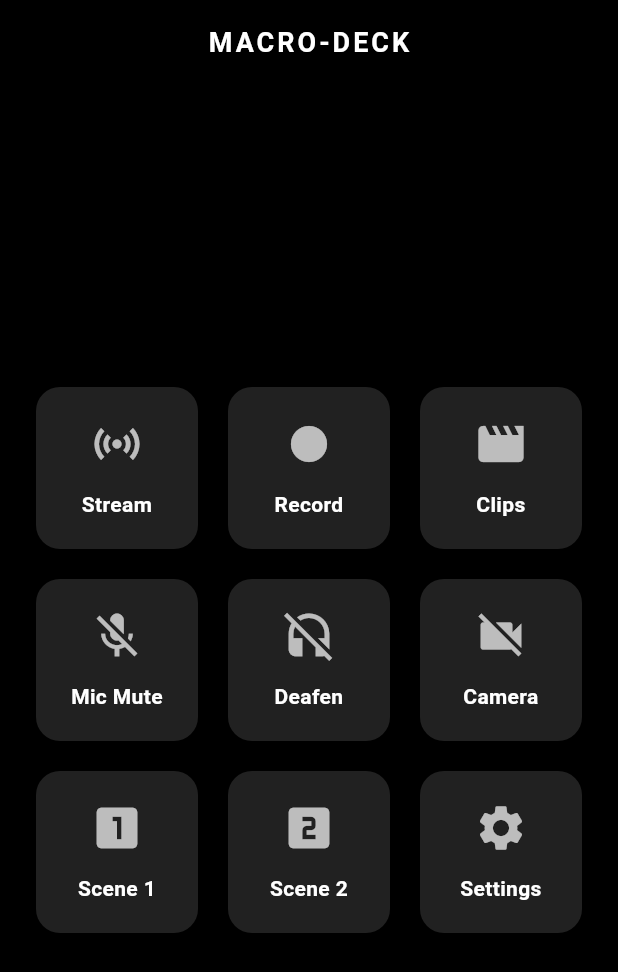
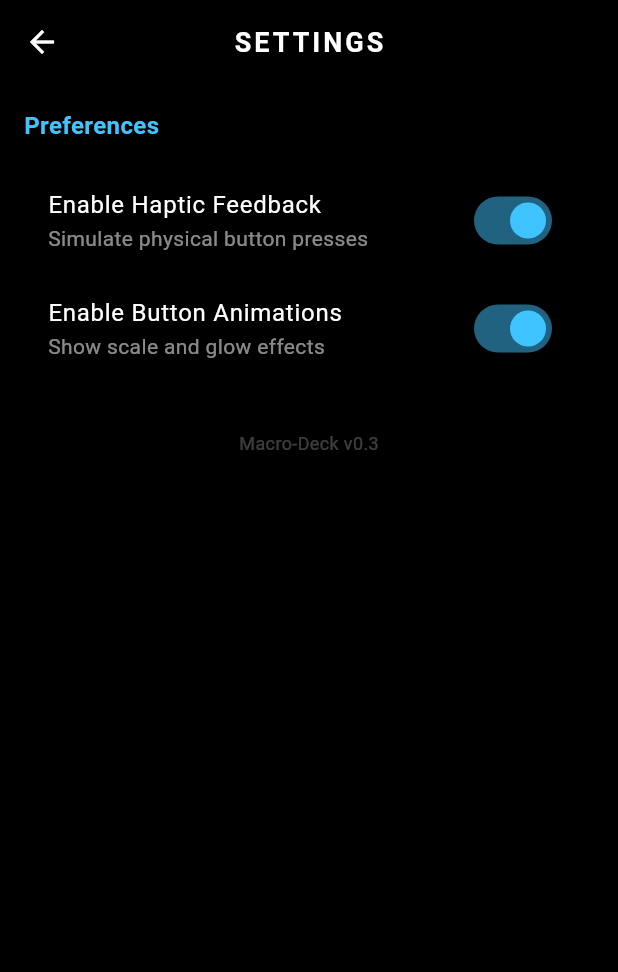
Before and after one commit to TalalShararApurbo/macro_deck, a Flutter app: the screen it shows after launch, after a tap on "Settings", on a phone screen of 412 x 824 dp. Shown: the top 972 px of the screen. Run offline on Flutter 3.47's test engine with Material 3 defaults, Android fonts, the phone set to English and light mode, and no system bars.

Commit message:
Week-3: Implemented tactile button physics, dynamic toggle states and Settings UI mockup

```diff
--- a/lib/screens/home_page.dart
+++ b/lib/screens/home_page.dart
@@ -1,5 +1,6 @@
 import 'package:flutter/material.dart';
 import '../widgets/macro_button.dart';
+import 'settings_page.dart';
 
 class HomePage extends StatelessWidget {
   const HomePage({super.key});
@@ -12,9 +13,10 @@ class HomePage extends StatelessWidget {
         title: const Text(
           'MACRO-DECK',
           style: TextStyle(
+            fontFamily: 'monospace',
             fontWeight: FontWeight.bold,
-            letterSpacing: 2.0,
-            fontSize: 18.0,
+            letterSpacing: 4.0,
+            fontSize: 22.0,
           ),
         ),
         backgroundColor: Colors.black,
@@ -39,16 +41,25 @@ class HomePage extends StatelessWidget {
                     shrinkWrap: true,
                     childAspectRatio: 1.0,
                     physics: const AlwaysScrollableScrollPhysics(),
-                    children: const [
-                      MacroButton(label: 'Stream', icon: Icons.sensors),
-                      MacroButton(label: 'Record', icon: Icons.fiber_manual_record),
-                      MacroButton(label: 'Clips', icon: Icons.movie_creation),
-                      MacroButton(label: 'Mic Mute', icon: Icons.mic_off, isToggle: true),
-                      MacroButton(label: 'Deafen', icon: Icons.headset_off, isToggle: true),
-                      MacroButton(label: 'Camera', icon: Icons.videocam_off, isToggle: true),
-                      MacroButton(label: 'Scene 1', icon: Icons.looks_one),
-                      MacroButton(label: 'Scene 2', icon: Icons.looks_two),
-                      MacroButton(label: 'Settings', icon: Icons.settings),
+                    children: [
+                      const MacroButton(label: 'Stream', icon: Icons.sensors),
+                      const MacroButton(label: 'Record', icon: Icons.fiber_manual_record),
+                      const MacroButton(label: 'Clips', icon: Icons.movie_creation),
+                      const MacroButton(label: 'Mic Mute', icon: Icons.mic_off, isToggle: true),
+                      const MacroButton(label: 'Deafen', icon: Icons.headset_off, isToggle: true),
+                      const MacroButton(label: 'Camera', icon: Icons.videocam_off, isToggle: true),
+                      const MacroButton(label: 'Scene 1', icon: Icons.looks_one),
+                      const MacroButton(label: 'Scene 2', icon: Icons.looks_two),
+                      MacroButton(
+                        label: 'Settings',
+                        icon: Icons.settings,
+                        onPressed: () {
+                          Navigator.push(
+                            context,
+                            MaterialPageRoute(builder: (context) => const SettingsPage()),
+                          );
+                        },
+                      ),
                     ],
                   ),
                 );
--- /dev/null
+++ b/lib/screens/settings_page.dart
@@ -0,0 +1,81 @@
+import 'package:flutter/material.dart';
+
+class SettingsPage extends StatefulWidget {
+  const SettingsPage({super.key});
+
+  @override
+  State<SettingsPage> createState() => _SettingsPageState();
+}
+
+class _SettingsPageState extends State<SettingsPage> {
+  bool _hapticsEnabled = true;
+  bool _animationsEnabled = true;
+
+  @override
+  Widget build(BuildContext context) {
+    return Scaffold(
+      backgroundColor: Colors.black,
+      appBar: AppBar(
+        title: const Text(
+          'SETTINGS',
+          style: TextStyle(
+            fontWeight: FontWeight.bold,
+            letterSpacing: 2.0,
+            fontSize: 18.0,
+          ),
+        ),
+        backgroundColor: Colors.black,
+        elevation: 0,
+        centerTitle: true,
+      ),
+      body: ListView(
+        padding: const EdgeInsets.all(16.0),
+        children: [
+          const Text(
+            'Preferences',
+            style: TextStyle(
+              color: Colors.lightBlueAccent,
+              fontSize: 16.0,
+              fontWeight: FontWeight.bold,
+            ),
+          ),
+          const SizedBox(height: 16.0),
+          SwitchListTile(
+            title: const Text('Enable Haptic Feedback', style: TextStyle(color: Colors.white)),
+            subtitle: const Text('Simulate physical button presses', style: TextStyle(color: Colors.white54)),
+            activeTrackColor: Colors.lightBlueAccent.withValues(alpha: 0.5),
+            activeThumbColor: Colors.lightBlueAccent,
+            value: _hapticsEnabled,
+            onChanged: (bool value) {
+              setState(() {
+                _hapticsEnabled = value;
+              });
+            },
+          ),
+          SwitchListTile(
+            title: const Text('Enable Button Animations', style: TextStyle(color: Colors.white)),
+            subtitle: const Text('Show scale and glow effects', style: TextStyle(color: Colors.white54)),
+            activeTrackColor: Colors.lightBlueAccent.withValues(alpha: 0.5),
+            activeThumbColor: Colors.lightBlueAccent,
+            value: _animationsEnabled,
+            onChanged: (bool value) {
+              setState(() {
+                _animationsEnabled = value;
+              });
+            },
+          ),
+          const SizedBox(height: 32.0),
+          const Center(
+            child: Text(
+              'Macro-Deck v0.3',
+              style: TextStyle(
+                color: Colors.white24,
+                fontSize: 12.0,
+              ),
+            ),
+          ),
+        ],
+      ),
+    );
+  }
+}
--- a/lib/widgets/macro_button.dart
+++ b/lib/widgets/macro_button.dart
@@ -1,51 +1,94 @@
 import 'dart:async';
 import 'package:flutter/material.dart';
+import 'package:flutter/services.dart';
 
 class MacroButton extends StatefulWidget {
   final String label;
   final IconData icon;
   final bool isToggle;
+  final VoidCallback? onPressed;
 
   const MacroButton({
     super.key,
     required this.label,
     required this.icon,
     this.isToggle = false,
+    this.onPressed,
   });
 
   @override
   State<MacroButton> createState() => _MacroButtonState();
 }
 
-class _MacroButtonState extends State<MacroButton> {
+class _MacroButtonState extends State<MacroButton> with SingleTickerProviderStateMixin {
   bool _isPressed = false;
   bool _isToggled = false;
   Timer? _glowLingerTimer;
 
+  late AnimationController _scaleController;
+  late Animation<double> _scaleAnimation;
+
+  bool _isAnimatingForward = false;
+  bool _isWaitingToReverse = false;
+
   bool get _isActive => widget.isToggle ? (_isToggled || _isPressed) : _isPressed;
+
+  @override
+  void initState() {
+    super.initState();
+    _scaleController = AnimationController(
+      vsync: this,
+      duration: const Duration(milliseconds: 30),
+      reverseDuration: const Duration(milliseconds: 150),
+    );
+    _scaleAnimation = Tween<double>(begin: 1.0, end: 0.90).animate(
+      CurvedAnimation(
+        parent: _scaleController,
+        curve: Curves.easeOutCubic,
+        reverseCurve: Curves.easeOutCubic,
+      ),
+    );
+
+    _scaleController.addStatusListener((status) {
+      if (status == AnimationStatus.completed) {
+        HapticFeedback.vibrate();
+      } else if (status == AnimationStatus.dismissed) {
+        HapticFeedback.vibrate();
+      }
+    });
+  }
 
   @override
   void dispose() {
     _glowLingerTimer?.cancel();
+    _scaleController.dispose();
     super.dispose();
   }
 
   @override
   Widget build(BuildContext context) {
-    return AnimatedContainer(
+    final Color activeColor = (widget.isToggle && _isToggled) ? Colors.redAccent : Colors.lightBlueAccent;
+
+    return Stack(
+      fit: StackFit.expand,
+      children: [
+        AnimatedContainer(
           duration: _isActive ? const Duration(milliseconds: 50) : const Duration(milliseconds: 300),
           decoration: BoxDecoration(
             borderRadius: BorderRadius.circular(16.0),
             boxShadow: _isActive
                 ? [
                     BoxShadow(
-                  color: Colors.lightBlueAccent.withOpacity(0.8),
+                      color: activeColor.withValues(alpha: 0.8),
                       blurRadius: 16.0,
                       spreadRadius: 3.0,
                     ),
                   ]
                 : [],
           ),
+        ),
+        ScaleTransition(
+          scale: _scaleAnimation,
           child: Card(
             color: Colors.grey[900],
             elevation: 0,
@@ -60,14 +103,31 @@ class _MacroButtonState extends State<MacroButton> {
                     _isToggled = !_isToggled;
                   });
                 }
+                widget.onPressed?.call();
               },
               onHighlightChanged: (isHighlighted) {
                 _glowLingerTimer?.cancel();
                 if (isHighlighted) {
+                  _isAnimatingForward = true;
+                  _isWaitingToReverse = false;
+                  _scaleController.forward().whenComplete(() {
+                    _isAnimatingForward = false;
+                    if (_isWaitingToReverse) {
+                      _isWaitingToReverse = false;
+                      _scaleController.reverse();
+                    }
+                  });
+
                   setState(() {
                     _isPressed = true;
                   });
                 } else {
+                  if (_isAnimatingForward) {
+                    _isWaitingToReverse = true;
+                  } else {
+                    _scaleController.reverse();
+                  }
+
                   _glowLingerTimer = Timer(const Duration(milliseconds: 400), () {
                     if (mounted) {
                       setState(() {
@@ -85,7 +145,7 @@ class _MacroButtonState extends State<MacroButton> {
                     Icon(
                       widget.icon,
                       size: 36.0,
-                  color: _isActive ? Colors.lightBlueAccent : Colors.white70,
+                      color: _isActive ? activeColor : Colors.white70,
                     ),
                     const SizedBox(height: 12.0),
                     Text(
@@ -102,6 +162,8 @@ class _MacroButtonState extends State<MacroButton> {
               ),
             ),
           ),
+        ),
+      ],
     );
   }
 }
```
Lines whose indentation alone changed are shown as unchanged.
